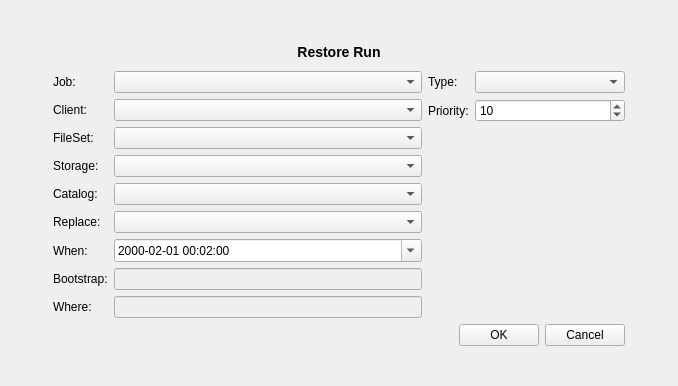
First picture: the form in bacula/src/qt-console/run/runcmd.ui, repository rkorzeniewski/bacula, before the edit.
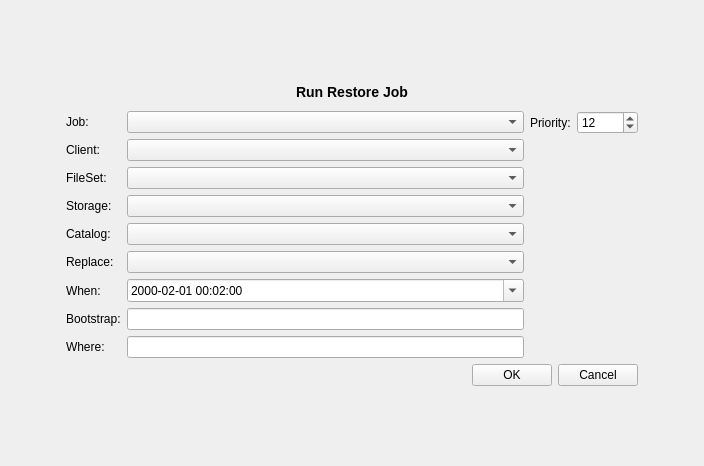
Second picture: the form after the edit.

Commit message: This gets the .mod command to run when the ok button has been pushed.  Creates a .mod command that puts in all the boxes except catalog and job.

```diff
--- a/bacula/src/qt-console/run/runcmd.ui
+++ b/bacula/src/qt-console/run/runcmd.ui
@@ -5,8 +5,8 @@
    <rect>
     <x>0</x>
     <y>0</y>
-    <width>678</width>
-    <height>386</height>
+    <width>704</width>
+    <height>466</height>
    </rect>
   </property>
   <property name="windowTitle" >
@@ -19,7 +19,15 @@
    <property name="spacing" >
     <number>6</number>
    </property>
-   <item row="1" column="1" colspan="2" >
+   <item row="2" column="2" >
+    <layout class="QVBoxLayout" >
+     <property name="margin" >
+      <number>0</number>
+     </property>
+     <property name="spacing" >
+      <number>6</number>
+     </property>
+     <item>
     <layout class="QHBoxLayout" >
      <property name="margin" >
       <number>0</number>
@@ -28,64 +36,75 @@
       <number>6</number>
      </property>
      <item>
+        <widget class="QLabel" name="label_4" >
+         <property name="text" >
+          <string>Priority:</string>
+         </property>
+         <property name="buddy" >
+          <cstring>prioritySpin</cstring>
+         </property>
+        </widget>
+       </item>
+       <item>
+        <widget class="QSpinBox" name="prioritySpin" >
+         <property name="maximum" >
+          <number>10000</number>
+         </property>
+         <property name="minimum" >
+          <number>1</number>
+         </property>
+         <property name="value" >
+          <number>12</number>
+         </property>
+        </widget>
+       </item>
+      </layout>
+     </item>
+     <item>
       <spacer>
        <property name="orientation" >
-        <enum>Qt::Horizontal</enum>
+        <enum>Qt::Vertical</enum>
        </property>
-       <property name="sizeType" >
-        <enum>QSizePolicy::Fixed</enum>
-       </property>
        <property name="sizeHint" >
         <size>
-         <width>131</width>
-         <height>25</height>
+         <width>20</width>
+         <height>171</height>
         </size>
        </property>
       </spacer>
      </item>
-     <item>
-      <widget class="QLabel" name="run" >
-       <property name="maximumSize" >
+    </layout>
+   </item>
+   <item rowspan="3" row="1" column="3" >
+    <spacer>
+     <property name="orientation" >
+      <enum>Qt::Horizontal</enum>
+     </property>
+     <property name="sizeHint" >
         <size>
-         <width>16777215</width>
-         <height>30</height>
-        </size>
-       </property>
-       <property name="text" >
-        <string>&lt;h3>Restore Run&lt;/h3></string>
-       </property>
-       <property name="alignment" >
-        <set>Qt::AlignCenter</set>
-       </property>
-      </widget>
-     </item>
-     <item>
+       <width>40</width>
+       <height>20</height>
+      </size>
+     </property>
+    </spacer>
+   </item>
+   <item row="4" column="1" colspan="2" >
       <spacer>
        <property name="orientation" >
-        <enum>Qt::Horizontal</enum>
+      <enum>Qt::Vertical</enum>
        </property>
        <property name="sizeType" >
-        <enum>QSizePolicy::Fixed</enum>
+      <enum>QSizePolicy::MinimumExpanding</enum>
        </property>
        <property name="sizeHint" >
         <size>
-         <width>131</width>
-         <height>25</height>
+       <width>572</width>
+       <height>16</height>
         </size>
        </property>
       </spacer>
      </item>
-    </layout>
-   </item>
-   <item row="3" column="1" colspan="2" >
-    <layout class="QHBoxLayout" >
-     <property name="margin" >
-      <number>0</number>
-     </property>
-     <property name="spacing" >
-      <number>6</number>
-     </property>
-     <item>
+   <item rowspan="3" row="1" column="0" >
       <spacer>
        <property name="orientation" >
         <enum>Qt::Horizontal</enum>
@@ -98,21 +117,21 @@
        </property>
       </spacer>
      </item>
-     <item>
-      <widget class="QPushButton" name="okButton" >
-       <property name="text" >
-        <string>OK</string>
-       </property>
-      </widget>
-     </item>
-     <item>
-      <widget class="QPushButton" name="cancelButton" >
-       <property name="text" >
-        <string>Cancel</string>
-       </property>
-      </widget>
-     </item>
-    </layout>
+   <item row="0" column="1" colspan="2" >
+    <spacer>
+     <property name="orientation" >
+      <enum>Qt::Vertical</enum>
+     </property>
+     <property name="sizeType" >
+      <enum>QSizePolicy::MinimumExpanding</enum>
+     </property>
+     <property name="sizeHint" >
+      <size>
+       <width>572</width>
+       <height>16</height>
+      </size>
+     </property>
+    </spacer>
    </item>
    <item row="2" column="1" >
     <layout class="QGridLayout" >
@@ -194,7 +213,7 @@
      <item row="8" column="1" >
       <widget class="QLineEdit" name="where" >
        <property name="enabled" >
-        <bool>false</bool>
+        <bool>true</bool>
        </property>
        <property name="minimumSize" >
         <size>
@@ -230,7 +249,7 @@
      <item row="7" column="1" >
       <widget class="QLineEdit" name="bootstrap" >
        <property name="enabled" >
-        <bool>false</bool>
+        <bool>true</bool>
        </property>
        <property name="minimumSize" >
         <size>
@@ -284,8 +303,8 @@
      </item>
     </layout>
    </item>
-   <item row="2" column="2" >
-    <layout class="QVBoxLayout" >
+   <item row="3" column="1" colspan="2" >
+    <layout class="QHBoxLayout" >
      <property name="margin" >
       <number>0</number>
      </property>
@@ -293,138 +312,91 @@
       <number>6</number>
      </property>
      <item>
-      <layout class="QGridLayout" >
-       <property name="margin" >
-        <number>0</number>
+      <spacer>
+       <property name="orientation" >
+        <enum>Qt::Horizontal</enum>
        </property>
-       <property name="spacing" >
-        <number>6</number>
-       </property>
-       <item row="1" column="1" >
-        <widget class="QSpinBox" name="prioritySpin" >
-         <property name="maximum" >
-          <number>10000</number>
-         </property>
-         <property name="minimum" >
-          <number>1</number>
-         </property>
-         <property name="value" >
-          <number>10</number>
-         </property>
-        </widget>
-       </item>
-       <item row="0" column="1" >
-        <widget class="QComboBox" name="typeCombo" >
-         <property name="sizePolicy" >
-          <sizepolicy>
-           <hsizetype>5</hsizetype>
-           <vsizetype>0</vsizetype>
-           <horstretch>0</horstretch>
-           <verstretch>0</verstretch>
-          </sizepolicy>
-         </property>
-         <property name="minimumSize" >
+       <property name="sizeHint" >
           <size>
-           <width>150</width>
-           <height>0</height>
-          </size>
-         </property>
-        </widget>
-       </item>
-       <item row="1" column="0" >
-        <widget class="QLabel" name="label_4" >
+         <width>40</width>
+         <height>20</height>
+        </size>
+       </property>
+      </spacer>
+     </item>
+     <item>
+      <widget class="QPushButton" name="okButton" >
          <property name="text" >
-          <string>Priority:</string>
-         </property>
-         <property name="buddy" >
-          <cstring>prioritySpin</cstring>
-         </property>
-        </widget>
-       </item>
-       <item row="0" column="0" >
-        <widget class="QLabel" name="label_7" >
+        <string>OK</string>
+       </property>
+      </widget>
+     </item>
+     <item>
+      <widget class="QPushButton" name="cancelButton" >
          <property name="text" >
-          <string>Type:</string>
-         </property>
-         <property name="buddy" >
-          <cstring>typeCombo</cstring>
-         </property>
+        <string>Cancel</string>
+       </property>
         </widget>
        </item>
       </layout>
      </item>
-     <item>
-      <spacer>
-       <property name="orientation" >
-        <enum>Qt::Vertical</enum>
-       </property>
-       <property name="sizeHint" >
-        <size>
-         <width>20</width>
-         <height>171</height>
-        </size>
-       </property>
-      </spacer>
-     </item>
-    </layout>
-   </item>
-   <item row="0" column="1" colspan="2" >
+   <item row="1" column="1" colspan="2" >
+    <layout class="QHBoxLayout" >
+     <property name="margin" >
+      <number>0</number>
+     </property>
+     <property name="spacing" >
+      <number>6</number>
+     </property>
+     <item>
     <spacer>
      <property name="orientation" >
       <enum>Qt::Vertical</enum>
      </property>
      <property name="sizeType" >
-      <enum>QSizePolicy::MinimumExpanding</enum>
+        <enum>QSizePolicy::Fixed</enum>
      </property>
      <property name="sizeHint" >
       <size>
-       <width>572</width>
-       <height>16</height>
+         <width>131</width>
+         <height>25</height>
       </size>
      </property>
     </spacer>
    </item>
-   <item rowspan="3" row="1" column="3" >
-    <spacer>
-     <property name="orientation" >
-      <enum>Qt::Horizontal</enum>
-     </property>
-     <property name="sizeHint" >
+     <item>
+      <widget class="QLabel" name="run" >
+       <property name="maximumSize" >
       <size>
-       <width>40</width>
-       <height>20</height>
-      </size>
-     </property>
-    </spacer>
-   </item>
-   <item rowspan="3" row="1" column="0" >
-    <spacer>
-     <property name="orientation" >
-      <enum>Qt::Horizontal</enum>
-     </property>
-     <property name="sizeHint" >
-      <size>
-       <width>40</width>
-       <height>20</height>
-      </size>
-     </property>
-    </spacer>
-   </item>
-   <item row="4" column="1" colspan="2" >
+         <width>16777215</width>
+         <height>30</height>
+        </size>
+       </property>
+       <property name="text" >
+        <string>&lt;h3>Run Restore Job&lt;/h3></string>
+       </property>
+       <property name="alignment" >
+        <set>Qt::AlignCenter</set>
+       </property>
+      </widget>
+     </item>
+     <item>
     <spacer>
      <property name="orientation" >
-      <enum>Qt::Vertical</enum>
+        <enum>Qt::Horizontal</enum>
      </property>
      <property name="sizeType" >
-      <enum>QSizePolicy::MinimumExpanding</enum>
+        <enum>QSizePolicy::Fixed</enum>
      </property>
      <property name="sizeHint" >
       <size>
-       <width>572</width>
-       <height>16</height>
+         <width>131</width>
+         <height>25</height>
       </size>
      </property>
     </spacer>
+     </item>
+    </layout>
    </item>
   </layout>
  </widget>
```
Left out of the diff: 2 changed lines with no effect on the pictures. Lines whose indentation alone changed are shown as unchanged. The commit also changes 2 other files.
